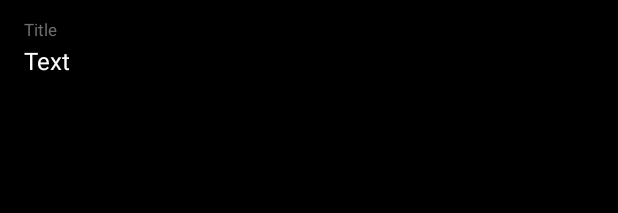
After one commit to wu1015/SBNotificationBox, an Android app: the layout widget_item.xml on its own in the app's theme, with its tools: preview values and no code run, on a phone screen of 412 x 824 dp. The commit adds this screen. Shown: the top 213 px of the screen. Run offline under Robolectric (Android 15) with nearby library versions, the phone set to English and light mode, and no system bars.

Commit message:
add widget update

```diff
--- a/app/src/main/java/com/wu1015/sbnotificationbox/notification/MyNotificationFile.java
+++ b/app/src/main/java/com/wu1015/sbnotificationbox/notification/MyNotificationFile.java
@@ -1,5 +1,6 @@
 package com.wu1015.sbnotificationbox.notification;
 
+// 通知文件列表实体类
 public class MyNotificationFile {
     String fileName;
     String filePath;
--- /dev/null
+++ b/app/src/main/res/layout/widget_item.xml
@@ -0,0 +1,30 @@
+<?xml version="1.0" encoding="utf-8"?>
+<LinearLayout xmlns:android="http://schemas.android.com/apk/res/android"
+    xmlns:tools="http://schemas.android.com/tools"
+    android:layout_width="match_parent"
+    android:layout_height="match_parent"
+    android:orientation="vertical"
+    android:background="@color/black"
+    android:padding="8dp">
+
+    <TextView
+        android:id="@+id/widget_item_title"
+        android:layout_width="wrap_content"
+        android:layout_height="wrap_content"
+        android:layout_marginStart="8dp"
+        android:layout_marginTop="4dp"
+        android:layout_marginBottom="2dp"
+        android:textSize="11sp"
+        android:text="Title"
+        android:textColor="@color/liteWhite" />
+
+    <TextView
+        android:id="@+id/widget_item_text"
+        android:layout_width="wrap_content"
+        android:layout_height="wrap_content"
+        android:layout_marginStart="8dp"
+        android:textSize="16sp"
+        android:text="Text"
+        android:textColor="@color/white"/>
+
+</LinearLayout>
--- a/app/src/main/res/values/colors.xml
+++ b/app/src/main/res/values/colors.xml
@@ -2,4 +2,5 @@
 <resources>
     <color name="black">#FF000000</color>
     <color name="white">#FFFFFFFF</color>
+    <color name="liteWhite">#706D6D</color>
 </resources>
--- a/app/src/main/res/xml/widget_info.xml
+++ b/app/src/main/res/xml/widget_info.xml
@@ -2,6 +2,6 @@
 <appwidget-provider xmlns:android="http://schemas.android.com/apk/res/android"
     android:minWidth="180dp"
     android:minHeight="72dp"
-    android:updatePeriodMillis="0"
+    android:updatePeriodMillis="860000"
     android:resizeMode="horizontal|vertical"
     android:initialLayout="@layout/widget_layout" />
```
Also changed, not shown: app/src/main/AndroidManifest.xml (+11 -0 lines), app/src/main/java/com/wu1015/sbnotificationbox/MainActivity.java (+20 -9 lines), app/src/main/java/com/wu1015/sbnotificationbox/notification/FileUtils.java (+61 -7 lines), app/src/main/java/com/wu1015/sbnotificationbox/notification/MyNotification.java (+25 -1 lines), app/src/main/java/com/wu1015/sbnotificationbox/notification/MyNotificationListenerService.java (+36 -77 lines), app/src/main/java/com/wu1015/sbnotificationbox/notification/NotificationWidgetProvider.java (+48 -17 lines), app/src/main/java/com/wu1015/sbnotificationbox/notification/WidgetRemoteViewsFactory.java (added, +96 -0 lines), app/src/main/java/com/wu1015/sbnotificationbox/notification/WidgetRemoteViewsService.java (added, +34 -0 lines), app/src/main/res/layout/activity_main.xml (+7 -6 lines), app/src/main/res/layout/widget_layout.xml (+5 -10 lines).
